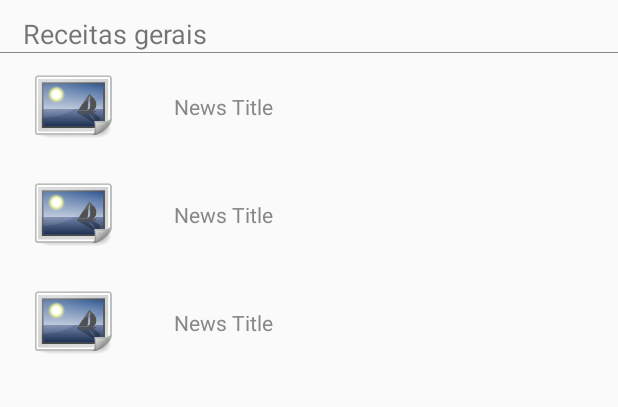
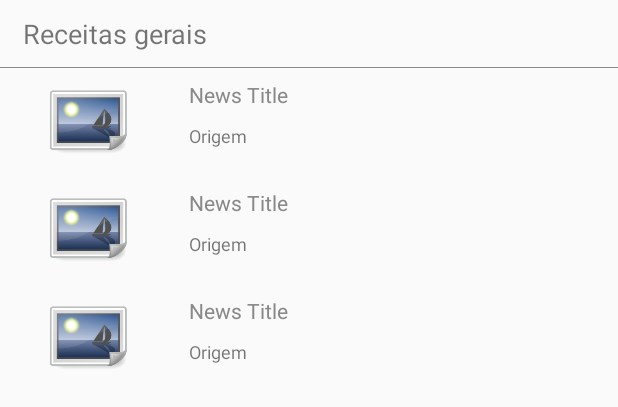
Before and after one commit to RodAbreu/P2Mobile, an Android app: the layout activity_main.xml on its own in the app's theme, with its tools: preview values and no code run, on a phone screen of 412 x 824 dp. Shown: the top 407 px of the screen. Run offline under Robolectric (Android 15) with nearby library versions, the phone set to English and light mode, and no system bars.

Commit message:
Alterações nos layouts das recyclerviews; Alterações na splashscreen; Adição do botão de confirmação ao deletar uma receita do banco.

```diff
--- a/app/src/main/java/com/example/rodrigo/provamobile/SplashScreenActivity.kt
+++ b/app/src/main/java/com/example/rodrigo/provamobile/SplashScreenActivity.kt
@@ -15,7 +15,7 @@ class SplashScreenActivity : AppCompatActivity() {
         setContentView(R.layout.activity_splash_screen)
 
         GlideApp.with(this)
-            .load("https://i.pinimg.com/originals/1f/d9/30/1fd930302eb38570fe25282cf95b77b3.jpg")
+            .load("")
             .placeholder(R.drawable.splashscreen)
             .into(imgLogoApp)
 
--- a/app/src/main/java/com/example/rodrigo/provamobile/entities/MealAdapter.kt
+++ b/app/src/main/java/com/example/rodrigo/provamobile/entities/MealAdapter.kt
@@ -34,6 +34,7 @@ class MealAdapter(val context: Context, val meals: List<Meal>) : RecyclerView.Ad
 
         fun bindView(context: Context, meal: Meal, itemClickListener: ((index: Int) -> Unit)?) {
             itemView.tvItem.text = meal.strMeal
+            itemView.tvArea.text = meal.strArea
 
             GlideApp.with(context)
                 .load(meal.strMealThumb)
--- a/app/src/main/java/com/example/rodrigo/provamobile/favoritos/ListaFavoritosActivity.kt
+++ b/app/src/main/java/com/example/rodrigo/provamobile/favoritos/ListaFavoritosActivity.kt
@@ -11,6 +11,7 @@ import android.widget.Toast
 import com.example.rodrigo.provamobile.DAO.AppDatabase
 import com.example.rodrigo.provamobile.DAO.MealBD
 import com.example.rodrigo.provamobile.R
+import com.example.rodrigo.provamobile.R.id.rvFavoritos
 import kotlinx.android.synthetic.main.activity_lista_favoritos.*
 import org.jetbrains.anko.activityUiThreadWithContext
 import org.jetbrains.anko.doAsync
--- a/app/src/main/java/com/example/rodrigo/provamobile/favoritos/MealBDAdapter.kt
+++ b/app/src/main/java/com/example/rodrigo/provamobile/favoritos/MealBDAdapter.kt
@@ -8,6 +8,7 @@ import android.view.ViewGroup
 import com.example.rodrigo.provamobile.DAO.MealBD
 import com.example.rodrigo.provamobile.R
 import com.example.rodrigo.provamobile.utils.GlideApp
+import kotlinx.android.synthetic.main.meal_item.view.*
 import kotlinx.android.synthetic.main.mealbd_item.view.*
 
 class MealBDAdapter(val context: Context, val meals: List<MealBD>)
@@ -50,6 +51,7 @@ class MealBDAdapter(val context: Context, val meals: List<MealBD>)
                      clickListener: ((index: Int) -> Unit)?,
                      cliqueLongoListener: ((index: Int) -> Boolean)?) {
             itemView.tvNomeFavoritos.text = meal.strMeal
+            itemView.tvAreaFavoritos.text = meal.strArea
 
             val thumbnail = GlideApp.with(context)
                 .load(R.drawable.no_image)
--- a/app/src/main/res/layout/activity_main.xml
+++ b/app/src/main/res/layout/activity_main.xml
@@ -6,17 +6,11 @@
              android:orientation="vertical"
              tools:context=".scenarios_main.MainActivity">
 
-    <!--<ProgressBar-->
-            <!--android:id="@+id/pbLoading"-->
-            <!--android:layout_width="wrap_content"-->
-            <!--android:layout_height="wrap_content"-->
-            <!--android:layout_gravity="center"-->
-            <!--android:visibility="invisible"/>-->
-
     <TextView
             android:layout_width="match_parent"
             android:layout_height="wrap_content"
             android:text="Receitas gerais"
+            android:gravity="center_vertical"
             android:id="@+id/tituloMain"
             android:layout_marginLeft="15dp"
             android:textSize="18sp"
@@ -24,6 +18,7 @@
             android:layout_marginTop="10dp"/>
 
     <TextView
+            android:layout_marginTop="10dp"
             android:layout_width="fill_parent"
             android:layout_height="1px"
             android:text=" "
--- a/app/src/main/res/layout/meal_item.xml
+++ b/app/src/main/res/layout/meal_item.xml
@@ -12,9 +12,16 @@
             android:layout_marginTop="8dp"
             android:layout_marginBottom="8dp"
             android:layout_marginRight="16dp"
+            android:layout_marginStart="10dp"
             android:layout_marginEnd="16dp"
             android:contentDescription="@string/img_meals"
-            android:src="@drawable/no_image"/>
+            android:src="@drawable/no_image" android:layout_marginLeft="10dp"/>
+
+    <LinearLayout
+            android:layout_width="match_parent"
+            android:layout_height="wrap_content"
+            android:orientation="vertical"
+            android:layout_marginRight="16dp">
 
         <TextView
                 android:id="@+id/tvItem"
@@ -30,4 +37,13 @@
                 android:textColor="@color/grey"
                 android:text="News Title" />
 
+        <TextView
+                android:id="@+id/tvArea"
+                android:layout_width="match_parent"
+                android:layout_height="20dp"
+                android:gravity="center_vertical"
+                android:textSize="12sp"
+                android:text="Origem"/>
+
     </LinearLayout>
+</LinearLayout>
--- a/app/src/main/res/values/strings.xml
+++ b/app/src/main/res/values/strings.xml
@@ -1,4 +1,4 @@
 <resources>
-    <string name="app_name">ProvaMobile</string>
+    <string name="app_name">MobileCheff</string>
     <string name="img_meals">Imagem relacionada à notícia</string>
 </resources>
```
Also changed, not shown: app/src/main/res/layout/activity_lista_favoritos.xml (+22 -3 lines), app/src/main/res/layout/activity_splash_screen.xml (+2 -9 lines), app/src/main/res/layout/mealbd_item.xml (+16 -4 lines), app/src/main/res/drawable/splashscreen.jpg. Lines whose indentation alone changed are shown as unchanged.
